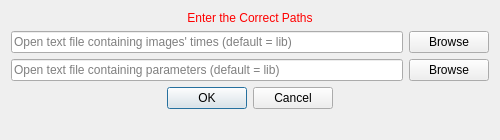
Above: Version2.0/Plugins/kcl.cemrgapp.mmcwplugin/src/internal/MmcwViewUITracking.ui from OpenHeartDevelopers/CemrgApp before the change. Below: the same form after it.
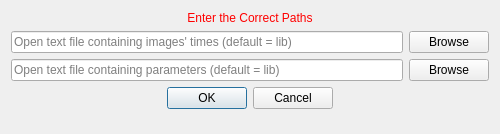
That is the form after the change.

What changed in the file:
```diff
--- a/Version2.0/Plugins/kcl.cemrgapp.mmcwplugin/src/internal/MmcwViewUITracking.ui
+++ b/Version2.0/Plugins/kcl.cemrgapp.mmcwplugin/src/internal/MmcwViewUITracking.ui
@@ -7,7 +7,7 @@
     <x>0</x>
     <y>0</y>
     <width>500</width>
-    <height>140</height>
+    <height>134</height>
    </rect>
   </property>
   <property name="sizePolicy">
@@ -19,7 +19,13 @@
   <property name="minimumSize">
    <size>
     <width>500</width>
-    <height>0</height>
+    <height>134</height>
+   </size>
+  </property>
+  <property name="maximumSize">
+   <size>
+    <width>16777215</width>
+    <height>134</height>
    </size>
   </property>
   <property name="windowTitle">
```
